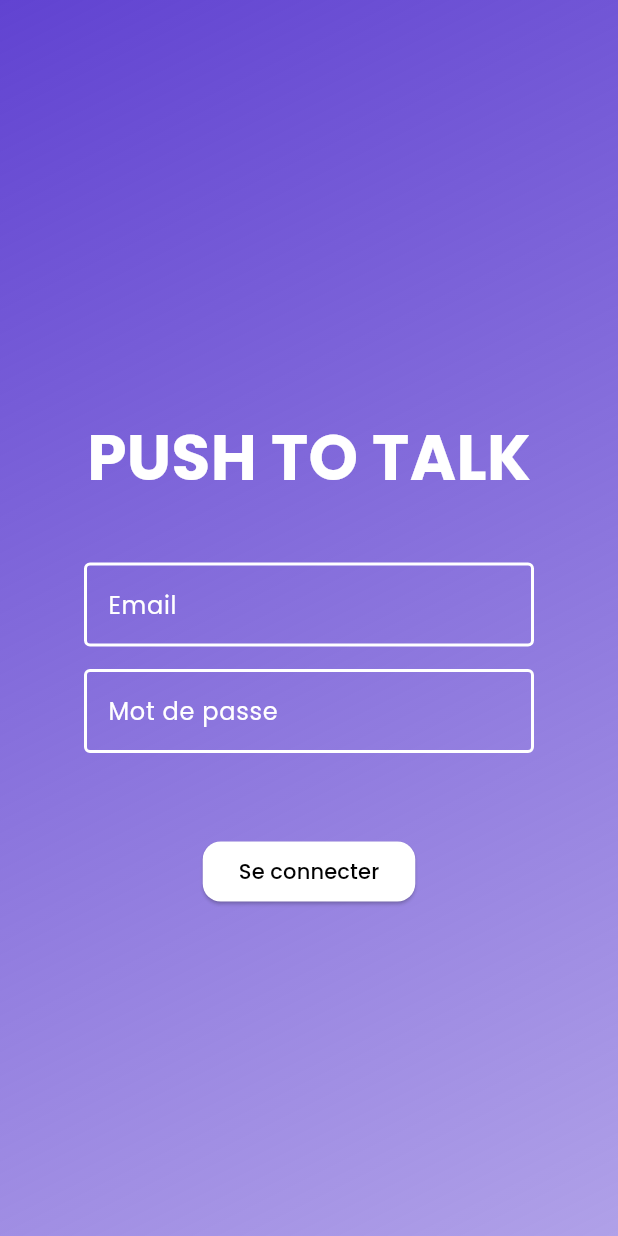
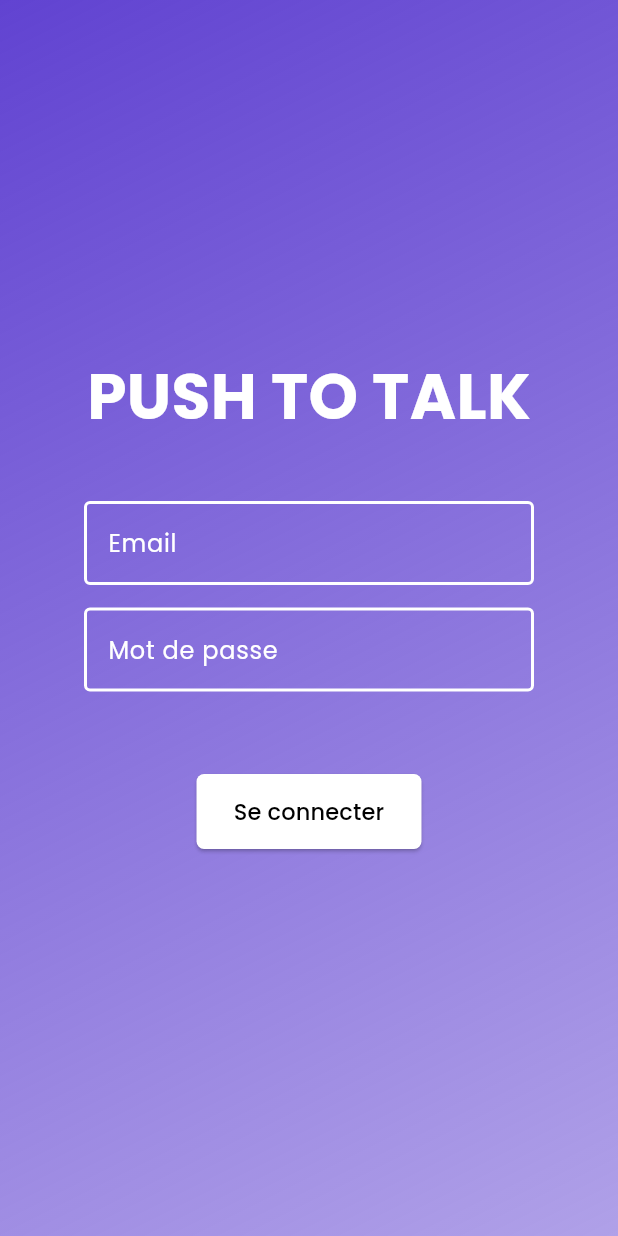
Before and after one commit to jvondermarck/alcatel-frontend, a Flutter app: the screen it shows after launch, on a phone screen of 412 x 824 dp. Run offline on Flutter 3.47's test engine with Material 2 defaults, Android fonts, the phone set to English and light mode, and no system bars.

Commit message:
feat: :lipstick: update content spacing and layout

```diff
--- a/lib/pages/home_page.dart
+++ b/lib/pages/home_page.dart
@@ -70,13 +70,17 @@ class _HomePageState extends State<HomePage> {
                 }
               },
               style: ElevatedButton.styleFrom(
+                fixedSize: const Size(150, 50),
                 foregroundColor: Colors.black,
                 backgroundColor: Colors.white,
                 shape: RoundedRectangleBorder(
-                  borderRadius: BorderRadius.circular(12),
+                  borderRadius: BorderRadius.circular(5),
                 ),
               ),
-              child: const Text('Se connecter'),
+              child: const Text('Se connecter', style: TextStyle(fontSize: 15)),
+            ),
+            const SizedBox(
+              height: 80,
             ),
           ],
         ),
```
